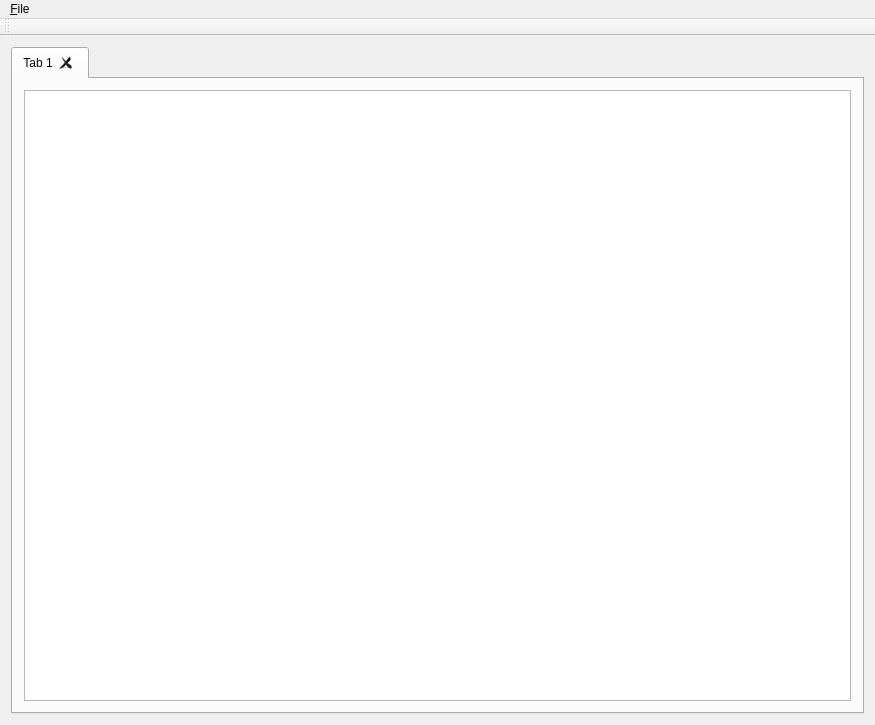
First picture: the form in mainwindow.ui, repository Toeger/SCE, before the edit.
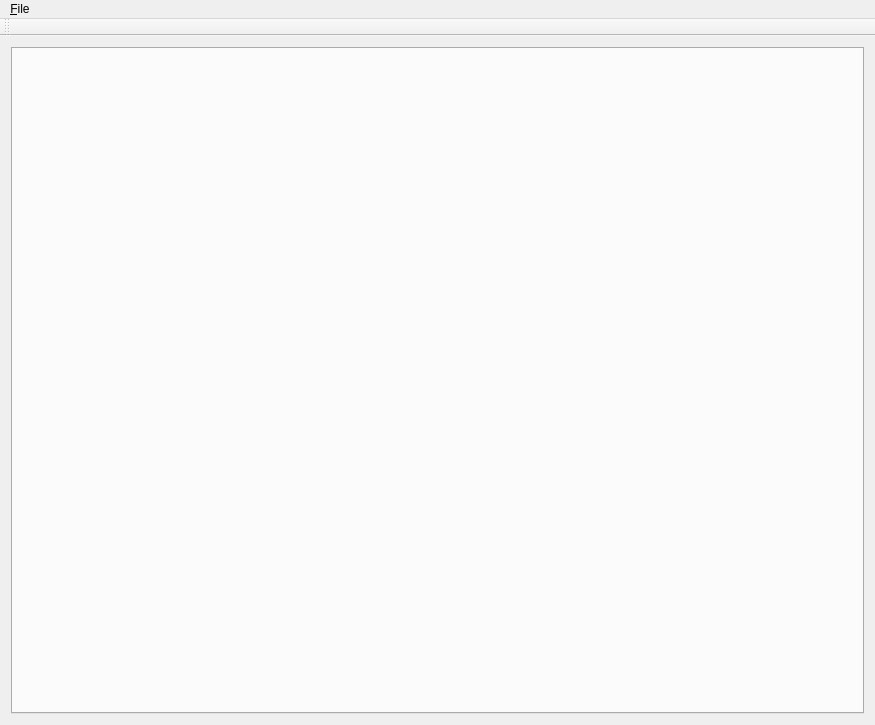
Second picture: the form after the edit.

Commit message: Opening files and closing tabs.

Patch:
```diff
--- a/mainwindow.ui
+++ b/mainwindow.ui
@@ -23,16 +23,6 @@
       <property name="tabsClosable">
        <bool>true</bool>
       </property>
-      <widget class="QWidget" name="tab">
-       <attribute name="title">
-        <string>Tab 1</string>
-       </attribute>
-       <layout class="QHBoxLayout" name="horizontalLayout">
-        <item>
-         <widget class="QPlainTextEdit" name="plainTextEdit"/>
-        </item>
-       </layout>
-      </widget>
      </widget>
     </item>
    </layout>
```
Left out of the diff: 4 changed lines with no effect on the pictures. The commit also changes 2 other files.
